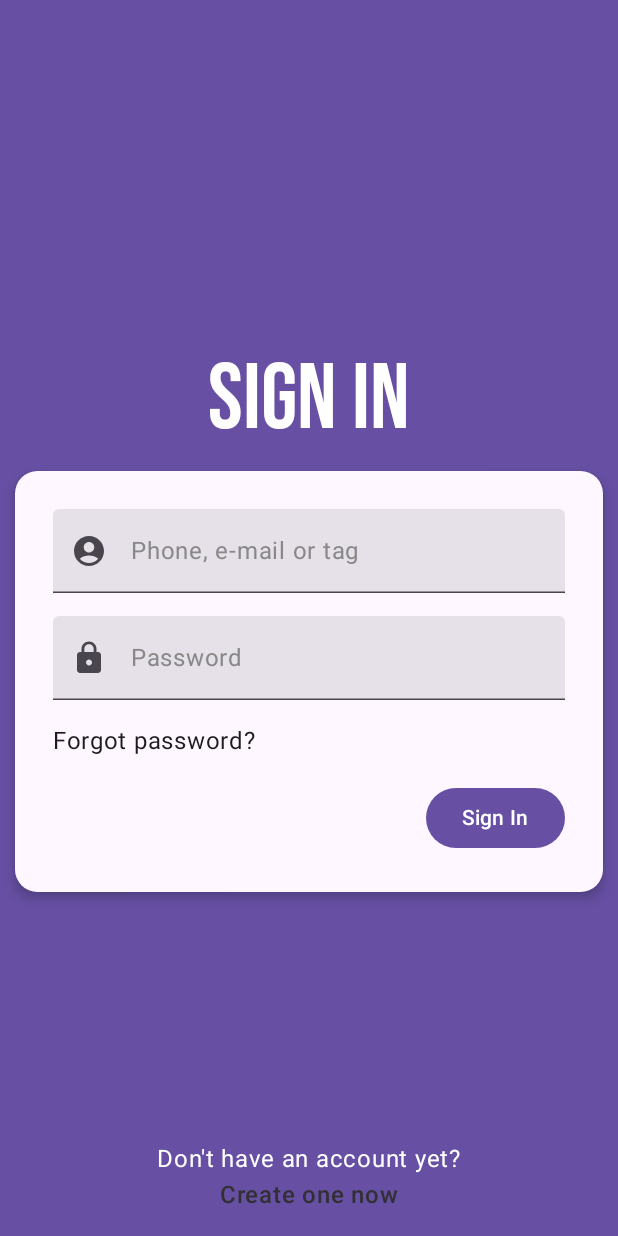
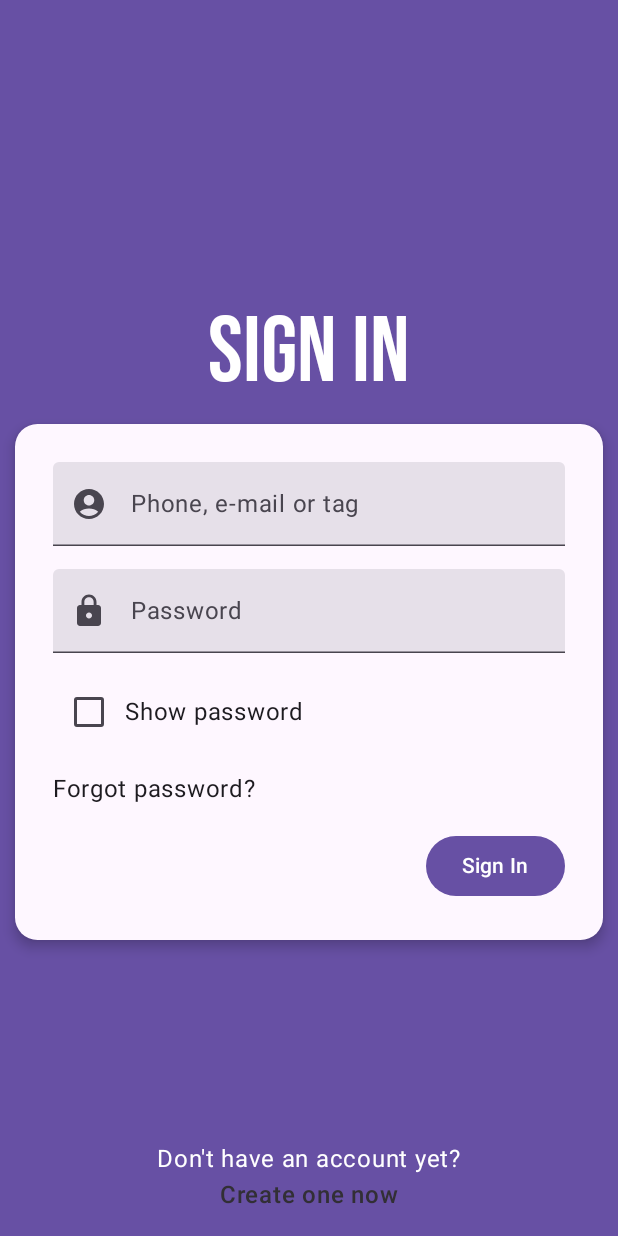
Before and after one commit to rChaoz/bankar, an Android app built with Jetpack Compose: the screen it shows after launch (MainActivity), on a phone screen of 412 x 824 dp. Run offline under Robolectric (Android 15) with nearby library versions, the phone set to English and light mode, and no system bars.

Commit message:
Koleci first commit :3

```diff
--- a/frontend/app/src/main/java/ro/bankar/app/MainActivity.kt
+++ b/frontend/app/src/main/java/ro/bankar/app/MainActivity.kt
@@ -3,37 +3,11 @@ package ro.bankar.app
 import android.os.Bundle
 import androidx.activity.ComponentActivity
 import androidx.activity.compose.setContent
-import androidx.compose.foundation.clickable
-import androidx.compose.foundation.layout.Arrangement
-import androidx.compose.foundation.layout.Box
-import androidx.compose.foundation.layout.Column
 import androidx.compose.foundation.layout.fillMaxSize
-import androidx.compose.foundation.layout.fillMaxWidth
-import androidx.compose.foundation.layout.padding
-import androidx.compose.foundation.shape.RoundedCornerShape
-import androidx.compose.material.icons.Icons
-import androidx.compose.material.icons.filled.AccountCircle
-import androidx.compose.material.icons.filled.Lock
-import androidx.compose.material3.Button
-import androidx.compose.material3.ExperimentalMaterial3Api
-import androidx.compose.material3.Icon
 import androidx.compose.material3.MaterialTheme
 import androidx.compose.material3.Surface
-import androidx.compose.material3.Text
-import androidx.compose.material3.TextField
-import androidx.compose.runtime.Composable
-import androidx.compose.runtime.getValue
-import androidx.compose.runtime.mutableStateOf
-import androidx.compose.runtime.remember
-import androidx.compose.runtime.setValue
-import androidx.compose.ui.Alignment
 import androidx.compose.ui.Modifier
-import androidx.compose.ui.graphics.Color
-import androidx.compose.ui.text.font.FontWeight
-import androidx.compose.ui.text.input.PasswordVisualTransformation
-import androidx.compose.ui.text.style.TextAlign
-import androidx.compose.ui.tooling.preview.Preview
-import androidx.compose.ui.unit.dp
+import ro.bankar.app.ui.LoginScreen
 import ro.bankar.app.ui.theme.AppTheme
 
 class MainActivity : ComponentActivity() {
@@ -54,90 +28,3 @@ class MainActivity : ComponentActivity() {
         }
     }
 }
-
-@OptIn(ExperimentalMaterial3Api::class)
-@Composable
-fun LoginScreen() {
-    var username by remember { mutableStateOf("") }
-    var password by remember { mutableStateOf("") }
-
-    Surface(color = MaterialTheme.colorScheme.primary) {
-        Box(
-            modifier = Modifier.fillMaxSize(),
-        ) {
-            Column(
-                verticalArrangement = Arrangement.spacedBy(10.dp),
-                modifier = Modifier
-                    .padding(10.dp)
-                    .align(Alignment.Center),
-            ) {
-                Text(
-                    "Sign In",
-                    modifier = Modifier.fillMaxWidth(),
-                    style = MaterialTheme.typography.displayLarge,
-                    textAlign = TextAlign.Center,
-                )
-                Surface(
-                    modifier = Modifier.fillMaxWidth(),
-                    shape = RoundedCornerShape(15.dp),
-                    shadowElevation = 5.dp,
-                ) {
-                    Column(
-                        modifier = Modifier.padding(25.dp),
-                        verticalArrangement = Arrangement.spacedBy(15.dp)
-                    ) {
-                        TextField(
-                            singleLine = true,
-                            modifier = Modifier.fillMaxWidth(),
-                            leadingIcon = { Icon(Icons.Default.AccountCircle, "Account ID") },
-                            value = username,
-                            onValueChange = { username = it },
-                            placeholder = {
-                                Text(text = "Phone, e-mail or tag", color = Color.Gray)
-                            }
-                        )
-                        TextField(
-                            singleLine = true,
-                            modifier = Modifier.fillMaxWidth(),
-                            leadingIcon = { Icon(Icons.Default.Lock, "Account password") },
-                            visualTransformation = PasswordVisualTransformation(),
-                            value = password,
-                            onValueChange = { password = it },
-                            placeholder = {
-                                Text(text = "Password", color = Color.Gray)
-                            }
-                        )
-                        Text(text = "Forgot password?", modifier = Modifier.clickable {})
-                        Button(onClick = {}, modifier = Modifier.align(Alignment.End)) {
-                            Text(text = "Sign In")
-                        }
-                    }
-                }
-            }
-            Column(
-                modifier = Modifier
-                    .align(Alignment.BottomCenter)
-                    .padding(bottom = 15.dp),
-                horizontalAlignment = Alignment.CenterHorizontally
-            ) {
-                Text(
-                    text = "Don't have an account yet?",
-                )
-                Text(
-                    text = "Create one now",
-                    fontWeight = FontWeight.Medium,
-                    color = MaterialTheme.colorScheme.inverseSurface,
-                    modifier = Modifier.clickable {},
-                )
-            }
-        }
-    }
-}
-
-@Preview(showBackground = true)
-@Composable
-fun LoginScreenPreview() {
-    AppTheme {
-        LoginScreen()
-    }
-}
--- /dev/null
+++ b/frontend/app/src/main/java/ro/bankar/app/WelcomeScreen.kt
@@ -0,0 +1 @@
+package ro.bankar.app
--- /dev/null
+++ b/frontend/app/src/main/java/ro/bankar/app/ui/LoginScreen.kt
@@ -0,0 +1,130 @@
+package ro.bankar.app.ui
+
+import androidx.compose.foundation.clickable
+import androidx.compose.foundation.layout.Arrangement
+import androidx.compose.foundation.layout.Box
+import androidx.compose.foundation.layout.Column
+import androidx.compose.foundation.layout.Row
+import androidx.compose.foundation.layout.fillMaxSize
+import androidx.compose.foundation.layout.fillMaxWidth
+import androidx.compose.foundation.layout.padding
+import androidx.compose.foundation.shape.RoundedCornerShape
+import androidx.compose.material.icons.Icons
+import androidx.compose.material.icons.filled.AccountCircle
+import androidx.compose.material.icons.filled.Lock
+import androidx.compose.material3.Button
+import androidx.compose.material3.Checkbox
+import androidx.compose.material3.ExperimentalMaterial3Api
+import androidx.compose.material3.Icon
+import androidx.compose.material3.MaterialTheme
+import androidx.compose.material3.Surface
+import androidx.compose.material3.Text
+import androidx.compose.material3.TextField
+import androidx.compose.runtime.Composable
+import androidx.compose.runtime.getValue
+import androidx.compose.runtime.mutableStateOf
+import androidx.compose.runtime.remember
+import androidx.compose.runtime.setValue
+import androidx.compose.ui.Alignment
+import androidx.compose.ui.Alignment.Companion.CenterHorizontally
+import androidx.compose.ui.Modifier
+import androidx.compose.ui.graphics.Color
+import androidx.compose.ui.text.font.FontWeight
+import androidx.compose.ui.text.input.PasswordVisualTransformation
+import androidx.compose.ui.text.input.VisualTransformation
+import androidx.compose.ui.text.style.TextAlign
+import androidx.compose.ui.tooling.preview.Preview
+import androidx.compose.ui.unit.dp
+import ro.bankar.app.ui.theme.AppTheme
+
+@OptIn(ExperimentalMaterial3Api::class)
+@Composable
+fun LoginScreen() {
+    var username by remember { mutableStateOf("") }
+    var password by remember { mutableStateOf("") }
+    var showPassword by remember { mutableStateOf(false) }
+
+    Surface(color = MaterialTheme.colorScheme.primary) {
+        Box(
+            modifier = Modifier.fillMaxSize(),
+        ) {
+            Column(
+                verticalArrangement = Arrangement.spacedBy(10.dp),
+                modifier = Modifier
+                    .padding(10.dp)
+                    .align(Alignment.Center),
+            ) {
+                Text(
+                    "Sign In",
+                    style = MaterialTheme.typography.displayLarge,
+                    modifier = Modifier.align(CenterHorizontally)
+                )
+                Surface(
+                    modifier = Modifier.fillMaxWidth(),
+                    shape = RoundedCornerShape(15.dp),
+                    shadowElevation = 5.dp,
+                ) {
+                    Column(
+                        modifier = Modifier.padding(25.dp),
+                        verticalArrangement = Arrangement.spacedBy(15.dp)
+                    ) {
+                        TextField(
+                            singleLine = true,
+                            modifier = Modifier.fillMaxWidth(),
+                            leadingIcon = { Icon(Icons.Default.AccountCircle, "Account ID") },
+                            value = username,
+                            onValueChange = { username = it },
+                            label = {
+                                Text(text = "Phone, e-mail or tag")
+                            }
+                        )
+                        TextField(
+                            singleLine = true,
+                            modifier = Modifier.fillMaxWidth(),
+                            leadingIcon = { Icon(Icons.Default.Lock, "Account password") },
+                            visualTransformation = if(showPassword) PasswordVisualTransformation() else VisualTransformation.None,
+                            value = password,
+                            onValueChange = { password = it },
+                            label = {
+                                Text(text = "Password")
+                            }
+                        )
+                        Row (verticalAlignment = Alignment.CenterVertically){
+                            Checkbox(checked = showPassword, onCheckedChange = {showPassword = !showPassword})
+                            Text(text = "Show password", modifier = Modifier.clickable {})
+                        }
+
+                        Text(text = "Forgot password?", modifier = Modifier.clickable {})
+                        Button(onClick = {}, modifier = Modifier.align(Alignment.End)) {
+                            Text(text = "Sign In")
+                        }
+                    }
+                }
+            }
+            Column(
+                modifier = Modifier
+                    .align(Alignment.BottomCenter)
+                    .padding(bottom = 15.dp),
+                horizontalAlignment = Alignment.CenterHorizontally
+            ) {
+                Text(
+                    text = "Don't have an account yet?",
+                )
+                Text(
+                    text = "Create one now",
+                    fontWeight = FontWeight.Medium,
+                    color = MaterialTheme.colorScheme.inverseSurface,
+                    modifier = Modifier.clickable {},
+                )
+            }
+        }
+    }
+}
+
+@Preview(showBackground = true)
+@Composable
+fun LoginScreenPreview() {
+    AppTheme {
+        LoginScreen()
+    }
+}
```
